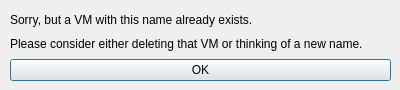
Old version of the form ui/VmExists.ui in the repository Tech-FZ/EmuGUI.
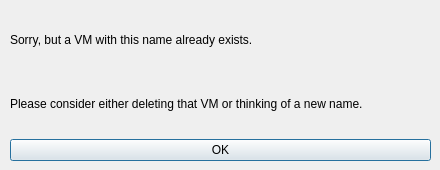
New version of the form.

Diff of the .ui file:
```diff
--- a/ui/VmExists.ui
+++ b/ui/VmExists.ui
@@ -6,8 +6,8 @@
    <rect>
     <x>0</x>
     <y>0</y>
-    <width>400</width>
-    <height>90</height>
+    <width>440</width>
+    <height>170</height>
    </rect>
   </property>
   <property name="windowTitle">
@@ -21,8 +21,8 @@
     <rect>
      <x>10</x>
      <y>10</y>
-     <width>381</width>
-     <height>71</height>
+     <width>421</width>
+     <height>151</height>
     </rect>
    </property>
    <layout class="QGridLayout" name="gridLayout">
@@ -31,6 +31,9 @@
       <property name="text">
        <string>Please consider either deleting that VM or thinking of a new name.</string>
       </property>
+      <property name="wordWrap">
+       <bool>true</bool>
+      </property>
      </widget>
     </item>
     <item row="0" column="0">
```
